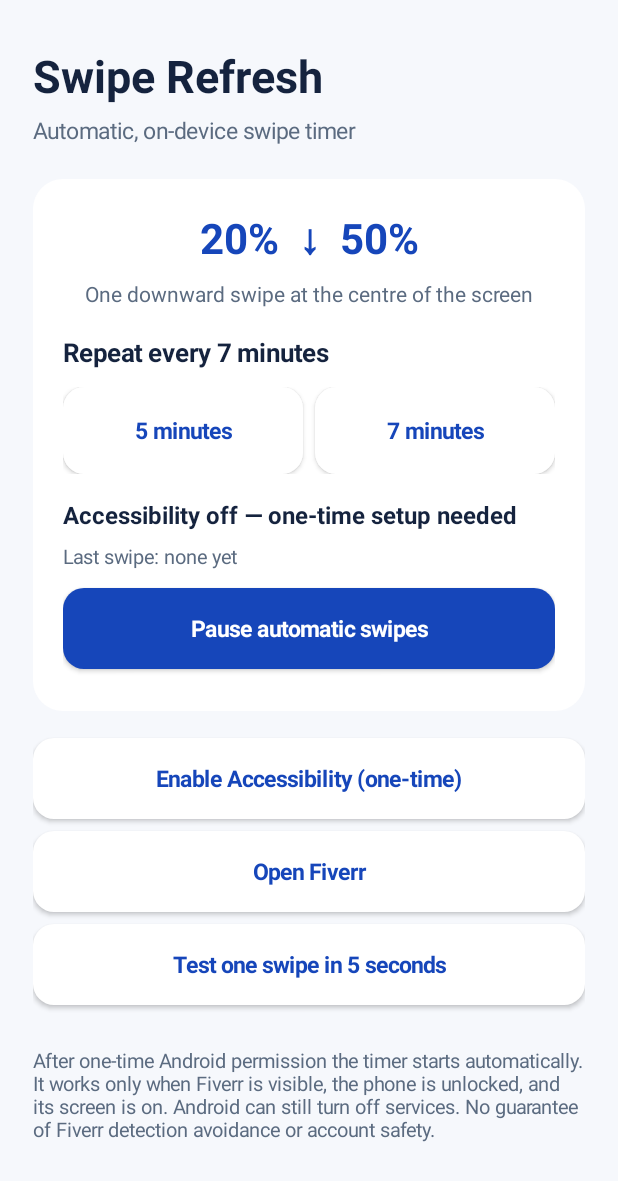
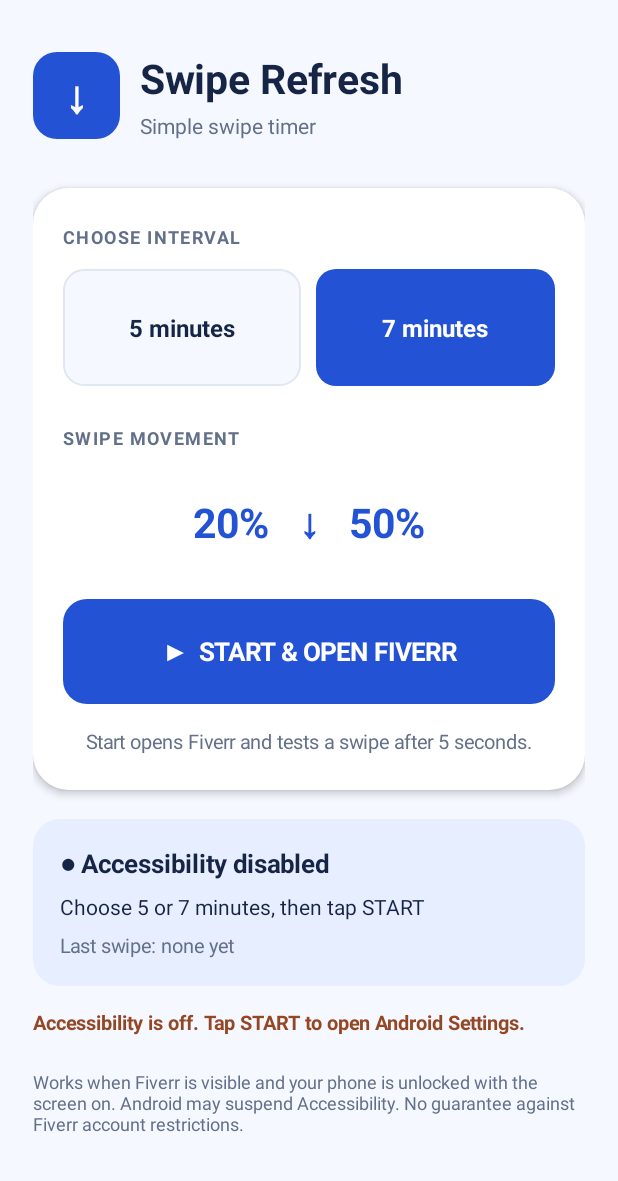
Before and after one commit to holyprof1/holyprof1, an Android app: the screen it shows after launch (MainActivity), on a phone screen of 412 x 824 dp. Shown: the top 1181 px of the screen. Run offline under Robolectric (Android 15) with nearby library versions, the phone set to English and light mode, and no system bars.

Commit message:
Simplify Swipe Refresh to one START button, countdown and stop

```diff
--- a/swipe-refresh-android/app/build.gradle
+++ b/swipe-refresh-android/app/build.gradle
@@ -6,8 +6,8 @@ android {
         applicationId 'com.simpletools.swiperefresh'
         minSdk 26
         targetSdk 34
-        versionCode 2
-        versionName '1.1'
+        versionCode 3
+        versionName '1.2'
     }
     compileOptions {
         sourceCompatibility JavaVersion.VERSION_17
--- a/swipe-refresh-android/app/src/main/java/com/simpletools/swiperefresh/MainActivity.java
+++ b/swipe-refresh-android/app/src/main/java/com/simpletools/swiperefresh/MainActivity.java
@@ -3,11 +3,14 @@ package com.simpletools.swiperefresh;
 import android.app.Activity;
 import android.content.ComponentName;
 import android.content.Intent;
+import android.content.res.ColorStateList;
 import android.graphics.Color;
 import android.graphics.Typeface;
 import android.graphics.drawable.GradientDrawable;
 import android.net.Uri;
 import android.os.Bundle;
+import android.os.Handler;
+import android.os.Looper;
 import android.provider.Settings;
 import android.text.TextUtils;
 import android.util.TypedValue;
@@ -21,139 +24,245 @@ import android.widget.TextView;
 import android.widget.Toast;
 import java.text.DateFormat;
 import java.util.Date;
+import java.util.Locale;
 
 public class MainActivity extends Activity {
-    private static final int BLUE = Color.rgb(22, 70, 186);
-    private static final int DARK = Color.rgb(21, 35, 62);
-    private static final int MUTED = Color.rgb(91, 107, 128);
-    private TextView statusText, lastSwipeText, intervalText;
-    private Button pauseButton;
+    private static final int BLUE = Color.rgb(35, 83, 212);
+    private static final int NAVY = Color.rgb(22, 37, 69);
+    private static final int MUTED = Color.rgb(99, 112, 137);
+    private static final int BACKGROUND = Color.rgb(245, 248, 255);
+    private static final int LIGHTBLUE = Color.rgb(231, 238, 255);
+    private final Handler handler = new Handler(Looper.getMainLooper());
+    private TextView status, countdown, lastSwipe, permissionHint;
+    private Button five, seven, action;
+    private final Runnable tick = new Runnable() {
+        @Override public void run() {
+            refreshStatus();
+            handler.postDelayed(this, 1000L);
+        }
+    };
 
-    @Override protected void onCreate(Bundle state) {
-        super.onCreate(state);
-        getWindow().setStatusBarColor(Color.rgb(246, 248, 252));
+    @Override public void onCreate(Bundle savedInstanceState) {
+        super.onCreate(savedInstanceState);
+        getWindow().setStatusBarColor(BACKGROUND);
         getWindow().getDecorView().setSystemUiVisibility(View.SYSTEM_UI_FLAG_LIGHT_STATUS_BAR);
-        ScrollView scroll = new ScrollView(this);
-        scroll.setFillViewport(true);
-        scroll.setBackgroundColor(Color.rgb(246, 248, 252));
-        LinearLayout column = new LinearLayout(this);
-        column.setOrientation(LinearLayout.VERTICAL);
-        column.setPadding(dp(22), dp(30), dp(22), dp(30));
-        scroll.addView(column);
-        column.addView(text("Swipe Refresh", 30, DARK, true));
-        TextView subtitle = text("Automatic, on-device swipe timer", 15, MUTED, false);
-        subtitle.setPadding(0, dp(6), 0, dp(22));
-        column.addView(subtitle);
-        LinearLayout panel = new LinearLayout(this);
-        panel.setOrientation(LinearLayout.VERTICAL);
-        panel.setPadding(dp(20), dp(20), dp(20), dp(20));
-        panel.setBackground(round(Color.WHITE, 20));
-        column.addView(panel, new LinearLayout.LayoutParams(-1, -2));
-        TextView motion = text("20%  ↓  50%", 28, BLUE, true);
-        motion.setGravity(Gravity.CENTER);
-        panel.addView(motion);
-        TextView desc = text("One downward swipe at the centre of the screen", 14, MUTED, false);
-        desc.setGravity(Gravity.CENTER);
-        desc.setPadding(0, dp(8), 0, dp(18));
-        panel.addView(desc);
-        intervalText = text("", 17, DARK, true);
-        panel.addView(intervalText);
-        LinearLayout options = new LinearLayout(this);
-        options.setOrientation(LinearLayout.HORIZONTAL);
-        LinearLayout.LayoutParams op = new LinearLayout.LayoutParams(-1, dp(58));
-        op.topMargin = dp(12);
-        panel.addView(options, op);
-        Button five = button("5 minutes", false);
-        Button seven = button("7 minutes", false);
-        LinearLayout.LayoutParams lp = new LinearLayout.LayoutParams(0, -1, 1);
-        lp.rightMargin = dp(8);
-        options.addView(five, lp);
-        options.addView(seven, new LinearLayout.LayoutParams(0, -1, 1));
+
+        ScrollView screen = new ScrollView(this);
+        screen.setFillViewport(true);
+        screen.setBackgroundColor(BACKGROUND);
+        LinearLayout page = new LinearLayout(this);
+        page.setOrientation(LinearLayout.VERTICAL);
+        page.setPadding(dp(22), dp(34), dp(22), dp(24));
+        screen.addView(page);
+
+        LinearLayout logo = new LinearLayout(this);
+        logo.setOrientation(LinearLayout.HORIZONTAL);
+        logo.setGravity(Gravity.CENTER_VERTICAL);
+        TextView glyph = text("↓", 30, Color.WHITE, true);
+        glyph.setGravity(Gravity.CENTER);
+        glyph.setBackground(rounded(BLUE, 16, 0));
+        LinearLayout.LayoutParams gp = new LinearLayout.LayoutParams(dp(58), dp(58));
+        gp.rightMargin = dp(13);
+        logo.addView(glyph, gp);
+        LinearLayout header = new LinearLayout(this);
+        header.setOrientation(LinearLayout.VERTICAL);
+        header.addView(text("Swipe Refresh", 27, NAVY, true));
+        TextView sub = text("Simple swipe timer", 14, MUTED, false);
+        sub.setPadding(0, dp(4), 0, 0);
+        header.addView(sub);
+        logo.addView(header);
+        page.addView(logo);
+
+        LinearLayout card = new LinearLayout(this);
+        card.setOrientation(LinearLayout.VERTICAL);
+        card.setPadding(dp(20), dp(24), dp(20), dp(23));
+        card.setBackground(rounded(Color.WHITE, 24, 0));
+        card.setElevation(dp(3));
+        LinearLayout.LayoutParams cardParams = new LinearLayout.LayoutParams(-1, -2);
+        cardParams.topMargin = dp(32);
+        page.addView(card, cardParams);
+
+        TextView choose = text("CHOOSE INTERVAL", 12, MUTED, true);
+        choose.setLetterSpacing(.08f);
+        card.addView(choose);
+        LinearLayout choices = new LinearLayout(this);
+        choices.setOrientation(LinearLayout.HORIZONTAL);
+        LinearLayout.LayoutParams cp = new LinearLayout.LayoutParams(-1, dp(78));
+        cp.topMargin = dp(13);
+        card.addView(choices, cp);
+        five = choiceButton("5 minutes");
+        seven = choiceButton("7 minutes");
+        LinearLayout.LayoutParams wp = new LinearLayout.LayoutParams(0, -1, 1);
+        wp.rightMargin = dp(10);
+        choices.addView(five, wp);
+        choices.addView(seven, new LinearLayout.LayoutParams(0, -1, 1));
         five.setOnClickListener(v -> setMinutes(5));
         seven.setOnClickListener(v -> setMinutes(7));
-        statusText = text("", 16, DARK, true);
-        statusText.setPadding(0, dp(16), 0, dp(8));
-        panel.addView(statusText);
-        lastSwipeText = text("", 13, MUTED, false);
-        lastSwipeText.setPadding(0, 0, 0, dp(12));
-        panel.addView(lastSwipeText);
-        pauseButton = button("Pause automatic swipes", true);
-        panel.addView(pauseButton, buttonParams());
-        pauseButton.setOnClickListener(v -> togglePause());
-        Button access = button("Enable Accessibility (one-time)", false);
-        LinearLayout.LayoutParams ap = buttonParams();
-        ap.topMargin = dp(18);
-        column.addView(access, ap);
-        access.setOnClickListener(v -> startActivity(new Intent(Settings.ACTION_ACCESSIBILITY_SETTINGS)));
-        Button open = button("Open Fiverr", false);
-        column.addView(open, buttonParams());
-        open.setOnClickListener(v -> openFiverr());
-        Button test = button("Test one swipe in 5 seconds", false);
-        column.addView(test, buttonParams());
-        test.setOnClickListener(v -> {
-            if (!isAccessibilityEnabled()) {
-                Toast.makeText(this, "Enable Accessibility first", Toast.LENGTH_LONG).show();
-                startActivity(new Intent(Settings.ACTION_ACCESSIBILITY_SETTINGS));
-            } else if (!SwipeAccessibilityService.isBound()) {
-                Toast.makeText(this, "Service is not ready yet", Toast.LENGTH_LONG).show();
-            } else {
-                SwipeAccessibilityService.testAfterFiveSeconds();
-                openFiverr();
-            }
-        });
-        TextView note = text(
-            "After one-time Android permission the timer starts automatically. It works only when Fiverr is visible, the phone is unlocked, and its screen is on. Android can still turn off services. No guarantee of Fiverr detection avoidance or account safety.",
-            13, MUTED, false);
-        note.setPadding(0, dp(20), 0, 0);
-        column.addView(note);
-        setContentView(scroll);
+
+        TextView swipePath = text("SWIPE MOVEMENT", 12, MUTED, true);
+        swipePath.setLetterSpacing(.08f);
+        LinearLayout.LayoutParams sp = new LinearLayout.LayoutParams(-1, -2);
+        sp.topMargin = dp(26);
+        card.addView(swipePath, sp);
+        TextView route = text("20%   ↓   50%", 27, BLUE, true);
+        route.setGravity(Gravity.CENTER);
+        LinearLayout.LayoutParams rp = new LinearLayout.LayoutParams(-1, dp(77));
+        rp.topMargin = dp(10);
+        card.addView(route, rp);
+
+        action = new Button(this);
+        action.setAllCaps(false);
+        action.setTextSize(TypedValue.COMPLEX_UNIT_SP, 17);
+        action.setTypeface(Typeface.DEFAULT, Typeface.BOLD);
+        action.setTextColor(Color.WHITE);
+        action.setMinHeight(0);
+        action.setMinimumHeight(0);
+        action.setPadding(dp(6), 0, dp(6), 0);
+        action.setStateListAnimator(null);
+        action.setBackground(rounded(BLUE, 16, 0));
+        LinearLayout.LayoutParams ap = new LinearLayout.LayoutParams(-1, dp(70));
+        ap.topMargin = dp(12);
+        card.addView(action, ap);
+        action.setOnClickListener(v -> onAction());
+
+        TextView under = text("Start opens Fiverr and tests a swipe after 5 seconds.", 13, MUTED, false);
+        under.setGravity(Gravity.CENTER);
+        LinearLayout.LayoutParams up = new LinearLayout.LayoutParams(-1, -2);
+        up.topMargin = dp(16);
+        card.addView(under, up);
+
+        LinearLayout report = new LinearLayout(this);
+        report.setOrientation(LinearLayout.VERTICAL);
+        report.setPadding(dp(18), dp(18), dp(18), dp(18));
+        report.setBackground(rounded(LIGHTBLUE, 18, 0));
+        LinearLayout.LayoutParams rep = new LinearLayout.LayoutParams(-1, -2);
+        rep.topMargin = dp(19);
+        page.addView(report, rep);
+        status = text("● Ready", 17, NAVY, true);
+        report.addView(status);
+        countdown = text("Not started", 14, NAVY, false);
+        countdown.setPadding(0, dp(7), 0, 0);
+        report.addView(countdown);
+        lastSwipe = text("Last swipe: —", 13, MUTED, false);
+        lastSwipe.setPadding(0, dp(7), 0, 0);
+        report.addView(lastSwipe);
+        permissionHint = text("Accessibility is off. Tap START to open Android Settings.", 13, Color.rgb(148, 71, 36), true);
+        permissionHint.setPadding(0, dp(15), 0, 0);
+        page.addView(permissionHint);
+
+        TextView foot = text("Works when Fiverr is visible and your phone is unlocked with the screen on. Android may suspend Accessibility. No guarantee against Fiverr account restrictions.", 12, MUTED, false);
+        LinearLayout.LayoutParams fp = new LinearLayout.LayoutParams(-1, -2);
+        fp.topMargin = dp(22);
+        page.addView(foot, fp);
+        setContentView(screen);
         refreshStatus();
     }
 
     @Override protected void onResume() {
         super.onResume();
-        if (statusText != null) refreshStatus();
+        handler.removeCallbacks(tick);
+        if (status != null) handler.post(tick);
     }
+
+    @Override protected void onPause() {
+        handler.removeCallbacks(tick);
+        super.onPause();
+    }
+
     private void setMinutes(int minutes) {
-        SwipePreferences.get(this).edit().putInt(SwipePreferences.KEY_INTERVAL, minutes).apply();
-        SwipeAccessibilityService.notifySettingsChanged();
-        refreshStatus();
-        Toast.makeText(this, "Updated to every " + minutes + " minutes", Toast.LENGTH_SHORT).show();
-    }
-    private void togglePause() {
-        boolean next = !SwipePreferences.running(this);
-        SwipePreferences.get(this).edit().putBoolean(SwipePreferences.KEY_ENABLED, next).apply();
-        SwipeAccessibilityService.notifySettingsChanged();
+        SwipePreferences.get(this).edit()
+            .putInt(SwipePreferences.KEY_INTERVAL, minutes).apply();
+        SwipeAccessibilityService.intervalChanged();
         refreshStatus();
     }
+
+    private void onAction() {
+        if (SwipePreferences.running(this)) {
+            SwipePreferences.get(this).edit().putBoolean(SwipePreferences.KEY_ENABLED, false).apply();
+            SwipeAccessibilityService.stopByUser();
+            refreshStatus();
+            return;
+        }
+        if (!isAccessibilityEnabled() || !SwipeAccessibilityService.isReady()) {
+            Toast.makeText(this, "Enable Swipe Refresh Accessibility once", Toast.LENGTH_LONG).show();
+            startActivity(new Intent(Settings.ACTION_ACCESSIBILITY_SETTINGS));
+            return;
+        }
+        Intent fiverr = getPackageManager().getLaunchIntentForPackage(SwipeAccessibilityService.FIVERR_PACKAGE);
+        if (fiverr == null) {
+            Toast.makeText(this, "Install Fiverr first", Toast.LENGTH_LONG).show();
+            startActivity(new Intent(Intent.ACTION_VIEW, Uri.parse("https://play.google.com/store/apps/details?id=com.fiverr.fiverr")));
+            return;
+        }
+        SwipePreferences.get(this).edit()
+            .putBoolean(SwipePreferences.KEY_ENABLED, true)
+            .putString(SwipePreferences.KEY_LAST_RESULT, "Starting — first swipe in 5 seconds")
+            .apply();
+        if (!SwipeAccessibilityService.startByUser()) {
+            SwipePreferences.get(this).edit().putBoolean(SwipePreferences.KEY_ENABLED, false).apply();
+            Toast.makeText(this, "Accessibility not ready", Toast.LENGTH_LONG).show();
+            refreshStatus();
+            return;
+        }
+        refreshStatus();
+        startActivity(fiverr);
+    }
+
+    private void refreshStatus() {
+        if (status == null) return;
+        boolean enabled = isAccessibilityEnabled();
+        boolean running = SwipePreferences.running(this);
+        int interval = SwipePreferences.interval(this);
+        selected(five, interval == 5);
+        selected(seven, interval == 7);
+        action.setText(running ? "■  STOP" : "▶  START & OPEN FIVERR");
+        action.setBackground(rounded(running ? NAVY : BLUE, 16, 0));
+        status.setText(!enabled ? "● Accessibility disabled" : running ? "● Running" : "● Ready to start");
+        permissionHint.setVisibility(enabled ? View.GONE : View.VISIBLE);
+        long nextAt = SwipePreferences.get(this).getLong(SwipePreferences.KEY_NEXT_DUE_MS, 0L);
+        if (running && nextAt > 0L) {
+            long remaining = Math.max(0L, (nextAt - System.currentTimeMillis() + 999L) / 1000L);
+            countdown.setText(String.format(Locale.getDefault(),
+                "Next swipe in %02d:%02d  ·  Every %d min",
+                remaining / 60L, remaining % 60L, interval));
+        } else {
+            countdown.setText(running ? "Preparing first swipe…" : "Choose 5 or 7 minutes, then tap START");
+        }
+        long last = SwipePreferences.get(this).getLong(SwipePreferences.KEY_LAST_SUCCESS, 0L);
+        String result = SwipePreferences.get(this).getString(SwipePreferences.KEY_LAST_RESULT, "");
+        lastSwipe.setText(last > 0L ?
+            "Last completed: " + DateFormat.getTimeInstance(DateFormat.SHORT).format(new Date(last)) +
+            (result.isEmpty() || result.equals("Swipe completed") ? "" : "  ·  " + result) :
+            (result.isEmpty() ? "Last swipe: none yet" : result));
+    }
+
     private boolean isAccessibilityEnabled() {
-        ComponentName desired = new ComponentName(this, SwipeAccessibilityService.class);
-        String enabled = Settings.Secure.getString(getContentResolver(), Settings.Secure.ENABLED_ACCESSIBILITY_SERVICES);
-        if (TextUtils.isEmpty(enabled)) return false;
+        ComponentName wanted = new ComponentName(this, SwipeAccessibilityService.class);
+        String services = Settings.Secure.getString(getContentResolver(), Settings.Secure.ENABLED_ACCESSIBILITY_SERVICES);
+        if (TextUtils.isEmpty(services)) return false;
         TextUtils.SimpleStringSplitter splitter = new TextUtils.SimpleStringSplitter(':');
-        splitter.setString(enabled);
-        for (String item : splitter) {
-            ComponentName candidate = ComponentName.unflattenFromString(item);
-            if (candidate != null && candidate.equals(desired)) return true;
+        splitter.setString(services);
+        for (String service : splitter) {
+            ComponentName candidate = ComponentName.unflattenFromString(service);
+            if (wanted.equals(candidate)) return true;
         }
         return false;
     }
-    private void refreshStatus() {
-        boolean access = isAccessibilityEnabled();
-        boolean running = SwipePreferences.running(this);
-        intervalText.setText("Repeat every " + SwipePreferences.interval(this) + " minutes");
-        statusText.setText(!access ? "Accessibility off — one-time setup needed" :
-            running ? "Automatic timer on — open Fiverr" : "Automatic timer paused");
-        pauseButton.setText(running ? "Pause automatic swipes" : "Resume automatic swipes");
-        long last = SwipePreferences.get(this).getLong(SwipePreferences.KEY_LAST_SUCCESS, 0L);
-        lastSwipeText.setText(last <= 0 ? "Last swipe: none yet" :
-            "Last swipe: " + DateFormat.getDateTimeInstance(DateFormat.SHORT, DateFormat.SHORT).format(new Date(last)));
+
+    private void selected(Button b, boolean chosen) {
+        b.setTextColor(chosen ? Color.WHITE : NAVY);
+        b.setBackground(rounded(chosen ? BLUE : BACKGROUND, 13, chosen ? 0 : Color.rgb(224, 230, 242)));
     }
-    private void openFiverr() {
-        Intent i = getPackageManager().getLaunchIntentForPackage(SwipeAccessibilityService.FIVERR_PACKAGE);
-        if (i != null) startActivity(i);
-        else startActivity(new Intent(Intent.ACTION_VIEW,
-            Uri.parse("https://play.google.com/store/apps/details?id=com.fiverr.fiverr")));
+    private Button choiceButton(String label) {
+        Button b = new Button(this);
+        b.setText(label);
+        b.setAllCaps(false);
+        b.setTextSize(TypedValue.COMPLEX_UNIT_SP, 16);
+        b.setTypeface(Typeface.DEFAULT, Typeface.BOLD);
+        b.setMinHeight(0);
+        b.setMinimumHeight(0);
+        b.setStateListAnimator(null);
+        return b;
     }
     private TextView text(String value, int sp, int color, boolean bold) {
         TextView t = new TextView(this);
@@ -163,27 +272,14 @@ public class MainActivity extends Activity {
         if (bold) t.setTypeface(Typeface.DEFAULT, Typeface.BOLD);
         return t;
     }
-    private Button button(String caption, boolean primary) {
-        Button b = new Button(this);
-        b.setText(caption);
-        b.setAllCaps(false);
-        b.setTextSize(15);
-        b.setTypeface(Typeface.DEFAULT, Typeface.BOLD);
-        b.setTextColor(primary ? Color.WHITE : BLUE);
-        b.setBackground(round(primary ? BLUE : Color.WHITE, 14));
-        b.setElevation(dp(2));
-        return b;
-    }
-    private LinearLayout.LayoutParams buttonParams() {
-        LinearLayout.LayoutParams p = new LinearLayout.LayoutParams(ViewGroup.LayoutParams.MATCH_PARENT, dp(54));
-        p.bottomMargin = dp(8);
-        return p;
-    }
-    private GradientDrawable round(int color, int radiusDp) {
+    private GradientDrawable rounded(int fill, int radius, int borderColor) {
         GradientDrawable d = new GradientDrawable();
-        d.setColor(color);
-        d.setCornerRadius(dp(radiusDp));
+        d.setColor(fill);
+        d.setCornerRadius(dp(radius));
+        if (borderColor != 0) d.setStroke(dp(1), borderColor);
         return d;
     }
-    private int dp(int v) { return (int)(getResources().getDisplayMetrics().density * v + 0.5f); }
+    private int dp(int value) {
+        return (int)(getResources().getDisplayMetrics().density * value + .5f);
+    }
 }
--- a/swipe-refresh-android/app/src/main/java/com/simpletools/swiperefresh/SwipePreferences.java
+++ b/swipe-refresh-android/app/src/main/java/com/simpletools/swiperefresh/SwipePreferences.java
@@ -6,10 +6,12 @@ final class SwipePreferences {
     static final String KEY_ENABLED = "running";
     static final String KEY_INTERVAL = "interval_minutes";
     static final String KEY_LAST_SUCCESS = "last_swipe_ms";
+    static final String KEY_NEXT_DUE_MS = "next_due_ms";
+    static final String KEY_LAST_RESULT = "last_result";
     private SwipePreferences() {}
     static SharedPreferences get(Context c) {
         return c.getSharedPreferences("swipe_options", Context.MODE_PRIVATE);
     }
     static int interval(Context c) { return get(c).getInt(KEY_INTERVAL, 7) == 5 ? 5 : 7; }
-    static boolean running(Context c) { return get(c).getBoolean(KEY_ENABLED, true); }
+    static boolean running(Context c) { return get(c).getBoolean(KEY_ENABLED, false); }
 }
```
Also changed, not shown: swipe-refresh-android/app/src/main/java/com/simpletools/swiperefresh/SwipeAccessibilityService.java (+81 -27 lines), 1 other file.
